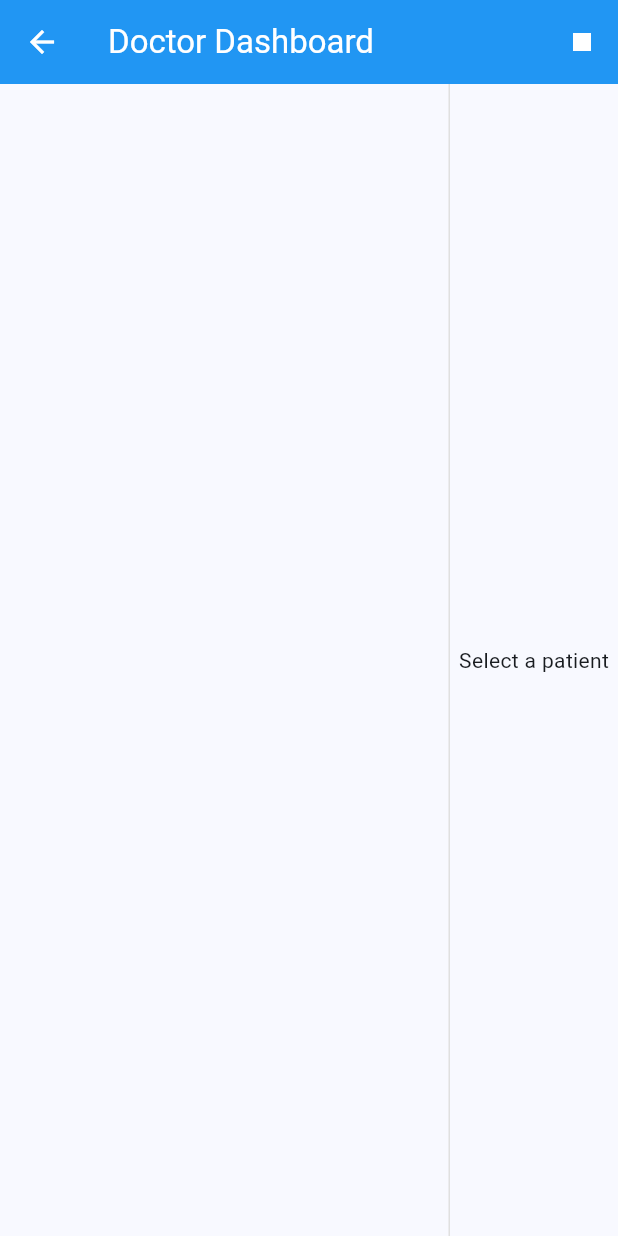
After one commit to rajni2002491/Patient_Hackathon, a Flutter app: the DoctorDashboardScreen screen opened by its route, after a tap on the "mic" icon, on a phone screen of 412 x 824 dp. The commit adds this screen. Run offline on Flutter 3.47's test engine with Material 3 defaults, Android fonts, the phone set to English and light mode, and no system bars; our stand-ins replace cloud_firestore, firebase_auth, firebase_core, fl_chart, flutter_riverpod, flutter_tts and 5 more; accounts and stored records are empty.

Commit message:
chatboat voice done

```diff
--- /dev/null
+++ b/flutter_application_1/lib/screens/doctor_dashboard_screen.dart
@@ -0,0 +1,210 @@
+import 'package:flutter/material.dart';
+import 'package:cloud_firestore/cloud_firestore.dart';
+import 'package:firebase_auth/firebase_auth.dart';
+import 'package:speech_to_text/speech_to_text.dart' as stt;
+import 'package:flutter_tts/flutter_tts.dart';
+
+class DoctorDashboardScreen extends StatefulWidget {
+  const DoctorDashboardScreen({super.key});
+
+  @override
+  State<DoctorDashboardScreen> createState() => _DoctorDashboardScreenState();
+}
+
+class _DoctorDashboardScreenState extends State<DoctorDashboardScreen> {
+  final FirebaseFirestore _firestore = FirebaseFirestore.instance;
+  final FirebaseAuth _auth = FirebaseAuth.instance;
+  final stt.SpeechToText _speech = stt.SpeechToText();
+  final FlutterTts _flutterTts = FlutterTts();
+  bool _isRecording = false;
+  String _transcription = '';
+  List<Map<String, dynamic>> _patients = [];
+  Map<String, dynamic>? _selectedPatient;
+
+  @override
+  void initState() {
+    super.initState();
+    _loadPatients();
+    _initSpeech();
+  }
+
+  Future<void> _initSpeech() async {
+    await _speech.initialize();
+    await _flutterTts.setLanguage('en-US');
+  }
+
+  Future<void> _loadPatients() async {
+    final doctorId = _auth.currentUser?.uid;
+    if (doctorId == null) return;
+
+    final snapshot = await _firestore
+        .collection('patients')
+        .where('doctorId', isEqualTo: doctorId)
+        .get();
+
+    setState(() {
+      _patients = snapshot.docs.map((doc) => doc.data()).toList();
+    });
+  }
+
+  Future<void> _startRecording() async {
+    if (await _speech.initialize()) {
+      setState(() => _isRecording = true);
+      _speech.listen(
+        onResult: (result) {
+          setState(() {
+            _transcription = result.recognizedWords;
+          });
+        },
+      );
+    }
+  }
+
+  Future<void> _stopRecording() async {
+    await _speech.stop();
+    setState(() => _isRecording = false);
+    _saveVisitReport();
+  }
+
+  Future<void> _saveVisitReport() async {
+    if (_selectedPatient == null || _transcription.isEmpty) return;
+
+    await _firestore.collection('visit_reports').add({
+      'patientId': _selectedPatient!['id'],
+      'doctorId': _auth.currentUser?.uid,
+      'transcription': _transcription,
+      'status': 'draft',
+      'timestamp': FieldValue.serverTimestamp(),
+    });
+
+    setState(() => _transcription = '');
+  }
+
+  Future<void> _sendReportToPatient(String reportId) async {
+    await _firestore.collection('visit_reports').doc(reportId).update({
+      'status': 'sent',
+      'sentAt': FieldValue.serverTimestamp(),
+    });
+  }
+
+  @override
+  Widget build(BuildContext context) {
+    return Scaffold(
+      appBar: AppBar(
+        title: const Text('Doctor Dashboard'),
+        actions: [
+          IconButton(
+            icon: Icon(_isRecording ? Icons.stop : Icons.mic),
+            onPressed: _isRecording ? _stopRecording : _startRecording,
+          ),
+        ],
+      ),
+      body: Row(
+        children: [
+          // Patient List
+          Container(
+            width: 300,
+            decoration: BoxDecoration(
+              border: Border(
+                right: BorderSide(color: Colors.grey.shade300),
+              ),
+            ),
+            child: ListView.builder(
+              itemCount: _patients.length,
+              itemBuilder: (context, index) {
+                final patient = _patients[index];
+                return ListTile(
+                  title: Text(patient['name'] ?? 'Unknown'),
+                  subtitle: Text(patient['email'] ?? ''),
+                  selected: _selectedPatient?['id'] == patient['id'],
+                  onTap: () {
+                    setState(() => _selectedPatient = patient);
+                  },
+                );
+              },
+            ),
+          ),
+          // Patient Details and Reports
+          Expanded(
+            child: _selectedPatient == null
+                ? const Center(child: Text('Select a patient'))
+                : Column(
+                    children: [
+                      // Patient Profile
+                      Container(
+                        padding: const EdgeInsets.all(16),
+                        child: Column(
+                          crossAxisAlignment: CrossAxisAlignment.start,
+                          children: [
+                            Text(
+                              _selectedPatient!['name'],
+                              style: Theme.of(context).textTheme.headlineSmall,
+                            ),
+                            const SizedBox(height: 8),
+                            Text('Age: ${_selectedPatient!['age']}'),
+                            Text('Gender: ${_selectedPatient!['gender']}'),
+                          ],
+                        ),
+                      ),
+                      // Visit Reports
+                      Expanded(
+                        child: StreamBuilder<QuerySnapshot>(
+                          stream: _firestore
+                              .collection('visit_reports')
+                              .where('patientId',
+                                  isEqualTo: _selectedPatient!['id'])
+                              .orderBy('timestamp', descending: true)
+                              .snapshots(),
+                          builder: (context, snapshot) {
+                            if (!snapshot.hasData) {
+                              return const Center(
+                                  child: CircularProgressIndicator());
+                            }
+
+                            final reports = snapshot.data!.docs;
+                            return ListView.builder(
+                              itemCount: reports.length,
+                              itemBuilder: (context, index) {
+                                final report = reports[index].data()
+                                    as Map<String, dynamic>;
+                                return Card(
+                                  margin: const EdgeInsets.all(8),
+                                  child: ListTile(
+                                    title: Text(
+                                        'Visit Report - ${report['timestamp']?.toDate().toString() ?? 'Unknown date'}'),
+                                    subtitle:
+                                        Text(report['transcription'] ?? ''),
+                                    trailing: Row(
+                                      mainAxisSize: MainAxisSize.min,
+                                      children: [
+                                        if (report['status'] == 'draft')
+                                          IconButton(
+                                            icon: const Icon(Icons.edit),
+                                            onPressed: () {
+                                              // TODO: Implement report editing
+                                            },
+                                          ),
+                                        IconButton(
+                                          icon: const Icon(Icons.send),
+                                          onPressed: () {
+                                            _sendReportToPatient(
+                                                reports[index].id);
+                                          },
+                                        ),
+                                      ],
+                                    ),
+                                  ),
+                                );
+                              },
+                            );
+                          },
+                        ),
+                      ),
+                    ],
+                  ),
+          ),
+        ],
+      ),
+    );
+  }
+}
```
Also changed, not shown: flutter_application_1/lib/main.dart (+55 -53 lines), flutter_application_1/lib/screens/report_edit_screen.dart (added, +95 -0 lines), 6 other files.
